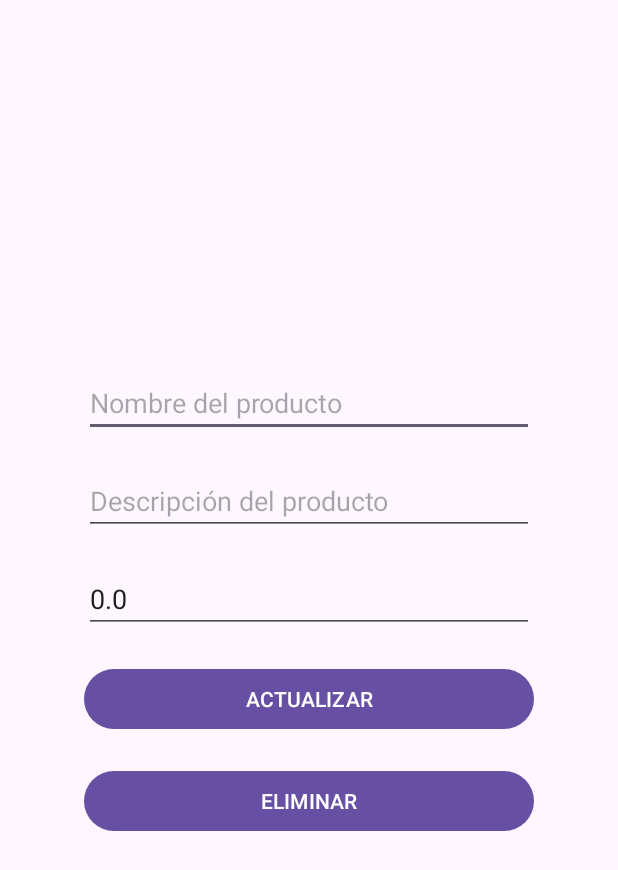
After one commit to fernandozep/CRUDProductos, an Android app: the UpdateProductActivity screen opened directly, with no data from a screen before it, on a phone screen of 412 x 824 dp. The commit adds this screen. Shown: the top 870 px of the screen. Run offline under Robolectric (Android 15) with nearby library versions, the phone set to English and light mode, and no system bars; our stand-ins replace Volley; network calls fail.

```diff
--- /dev/null
+++ b/app/src/main/java/com/example/crudproductos/UpdateProductActivity.java
@@ -0,0 +1,92 @@
+package com.example.crudproductos;
+
+import android.content.Intent;
+import android.os.Bundle;
+import android.view.View;
+import android.widget.Button;
+import android.widget.EditText;
+import android.widget.Toast;
+
+import androidx.appcompat.app.AppCompatActivity;
+
+import com.android.volley.RequestQueue;
+import com.android.volley.Response;
+import com.android.volley.VolleyError;
+import com.android.volley.toolbox.Volley;
+
+import org.json.JSONObject;
+
+public class UpdateProductActivity extends AppCompatActivity {
+
+    private EditText etNombreProducto, etDescripcionProducto, etPrecioProducto;
+    private Button btnActualizar, btnEliminar;
+    private RequestQueue queue;
+    private int idProducto;
+
+    @Override
+    protected void onCreate(Bundle savedInstanceState) {
+        super.onCreate(savedInstanceState);
+        setContentView(R.layout.activity_update_product);
+
+        etNombreProducto = findViewById(R.id.etProductName);
+        etDescripcionProducto = findViewById(R.id.etProductDescription);
+        etPrecioProducto = findViewById(R.id.etProductPrice);
+        btnActualizar = findViewById(R.id.btnUpdate);
+        btnEliminar = findViewById(R.id.btnDelete);
+        queue = Volley.newRequestQueue(this);
+
+        Intent intent = getIntent();
+        idProducto = intent.getIntExtra("productId", -1);
+        String nombreProducto = intent.getStringExtra("productName");
+        String descripcionProducto = intent.getStringExtra("productDescription");
+        double precioProducto = intent.getDoubleExtra("productPrice", 0);
+
+        etNombreProducto.setText(nombreProducto);
+        etDescripcionProducto.setText(descripcionProducto);
+        etPrecioProducto.setText(String.valueOf(precioProducto));
+        btnActualizar.setOnClickListener(new View.OnClickListener() {
+            @Override
+            public void onClick(View v) {
+                String nuevoNombre = etNombreProducto.getText().toString();
+                String nuevaDescripcion = etDescripcionProducto.getText().toString();
+                double nuevoPrecio;
+                try {
+                    nuevoPrecio = Double.parseDouble(etPrecioProducto.getText().toString());
+                } catch (NumberFormatException e) {
+                    Toast.makeText(UpdateProductActivity.this, "El precio no es valido", Toast.LENGTH_SHORT).show();
+                    return;
+                }
+                ApiClient.updateProduct(queue, idProducto, nuevoNombre, nuevaDescripcion, nuevoPrecio, new Response.Listener<JSONObject>() {
+                    @Override
+                    public void onResponse(JSONObject response) {
+                        Toast.makeText(UpdateProductActivity.this, "Producto actualizado con exito", Toast.LENGTH_SHORT).show();
+                        finish();
+                    }
+                }, new Response.ErrorListener() {
+                    @Override
+                    public void onErrorResponse(VolleyError error) {
+                        Toast.makeText(UpdateProductActivity.this, "Error al actualizar producto", Toast.LENGTH_SHORT).show();
+                    }
+                });
+            }
+        });
+
+        btnEliminar.setOnClickListener(new View.OnClickListener() {
+            @Override
+            public void onClick(View v) {
+                ApiClient.deleteProduct(queue, idProducto, new Response.Listener<JSONObject>() {
+                    @Override
+                    public void onResponse(JSONObject response) {
+                        Toast.makeText(UpdateProductActivity.this, "Producto eliminado con exito", Toast.LENGTH_SHORT).show();
+                        finish();
+                    }
+                }, new Response.ErrorListener() {
+                    @Override
+                    public void onErrorResponse(VolleyError error) {
+                        Toast.makeText(UpdateProductActivity.this, "Error al eliminar producto", Toast.LENGTH_SHORT).show();
+                    }
+                });
+            }
+        });
+    }
+}
--- /dev/null
+++ b/app/src/main/res/layout/activity_update_product.xml
@@ -0,0 +1,61 @@
+<?xml version="1.0" encoding="utf-8"?>
+<LinearLayout xmlns:android="http://schemas.android.com/apk/res/android"
+    xmlns:app="http://schemas.android.com/apk/res-auto"
+    xmlns:tools="http://schemas.android.com/tools"
+    android:id="@+id/main"
+    android:layout_width="match_parent"
+    android:layout_height="match_parent"
+    tools:context=".UpdateProductActivity"
+    android:orientation="vertical"
+    android:gravity="center"
+    android:padding="16dp">
+
+    <EditText
+        android:id="@+id/etProductName"
+        android:layout_width="match_parent"
+        android:layout_height="wrap_content"
+        android:hint="Nombre del producto"
+        android:inputType="text"
+        android:layout_marginStart="40dp"
+        android:layout_marginEnd="40dp"
+        android:layout_marginBottom="20dp"/>
+
+    <EditText
+        android:id="@+id/etProductDescription"
+        android:layout_width="match_parent"
+        android:layout_height="wrap_content"
+        android:hint="Descripción del producto"
+        android:inputType="textMultiLine"
+        android:layout_marginStart="40dp"
+        android:layout_marginEnd="40dp"
+        android:layout_marginBottom="20dp"/>
+
+    <EditText
+        android:id="@+id/etProductPrice"
+        android:layout_width="match_parent"
+        android:layout_height="wrap_content"
+        android:hint="Precio del producto"
+        android:inputType="numberDecimal"
+        android:layout_marginStart="40dp"
+        android:layout_marginEnd="40dp"
+        android:layout_marginBottom="20dp"/>
+
+    <Button
+        android:id="@+id/btnUpdate"
+        android:layout_width="match_parent"
+        android:layout_height="wrap_content"
+        android:text="ACTUALIZAR"
+        android:layout_marginStart="40dp"
+        android:layout_marginEnd="40dp"
+        android:layout_marginBottom="20dp"/>
+
+    <Button
+        android:id="@+id/btnDelete"
+        android:layout_width="match_parent"
+        android:layout_height="wrap_content"
+        android:text="ELIMINAR"
+        android:layout_marginStart="40dp"
+        android:layout_marginEnd="40dp"
+        android:layout_marginBottom="20dp"/>
+
+</LinearLayout>
```
Also changed, not shown: app/src/main/AndroidManifest.xml (+16 -3 lines), app/src/main/java/com/example/crudproductos/ApiClient.java (+29 -25 lines), app/src/main/java/com/example/crudproductos/LoginActivity.java (added, +60 -0 lines), app/src/main/java/com/example/crudproductos/MainActivity.java (+8 -49 lines), app/src/main/java/com/example/crudproductos/ProductListActivity.java (added, +116 -0 lines), app/src/main/java/com/example/crudproductos/RegisterProductActivity.java (added, +83 -0 lines), app/src/main/res/layout/activity_login.xml (added, +41 -0 lines), app/src/main/res/layout/activity_main.xml (+1 -9 lines), app/src/main/res/layout/activity_product_list.xml (added, +23 -0 lines), app/src/main/res/layout/activity_register_product.xml (added, +59 -0 lines).
